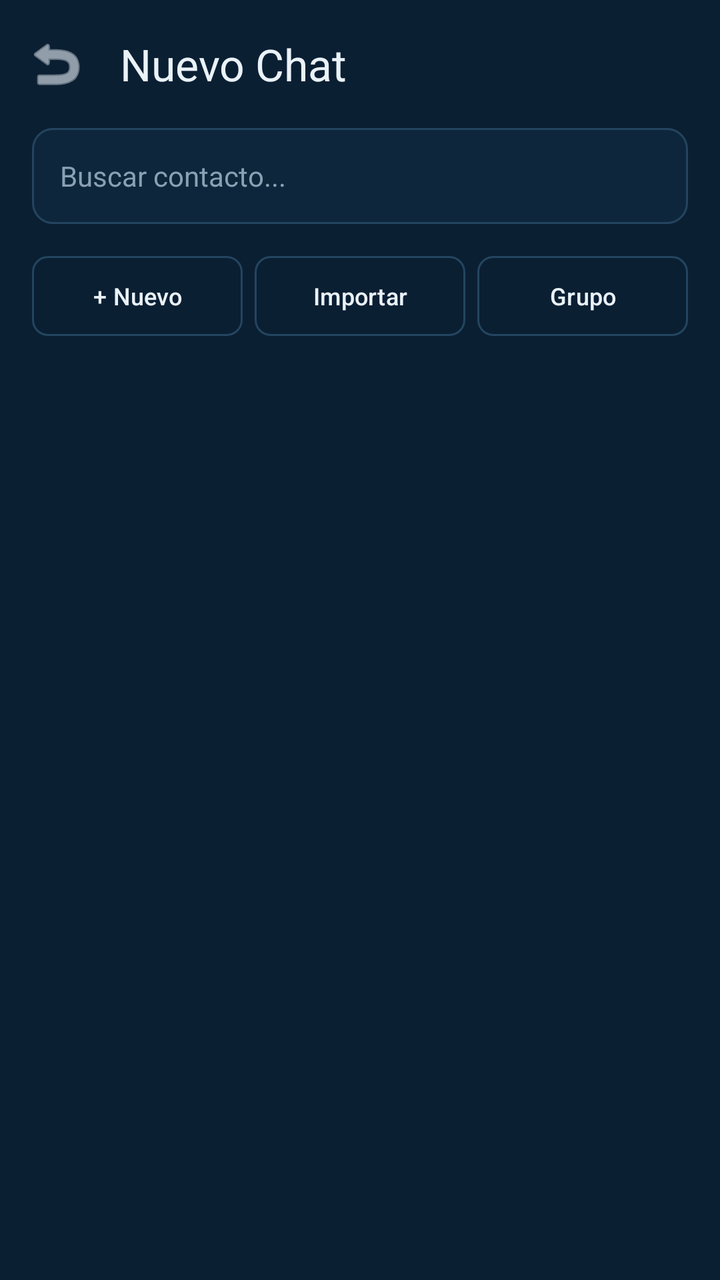
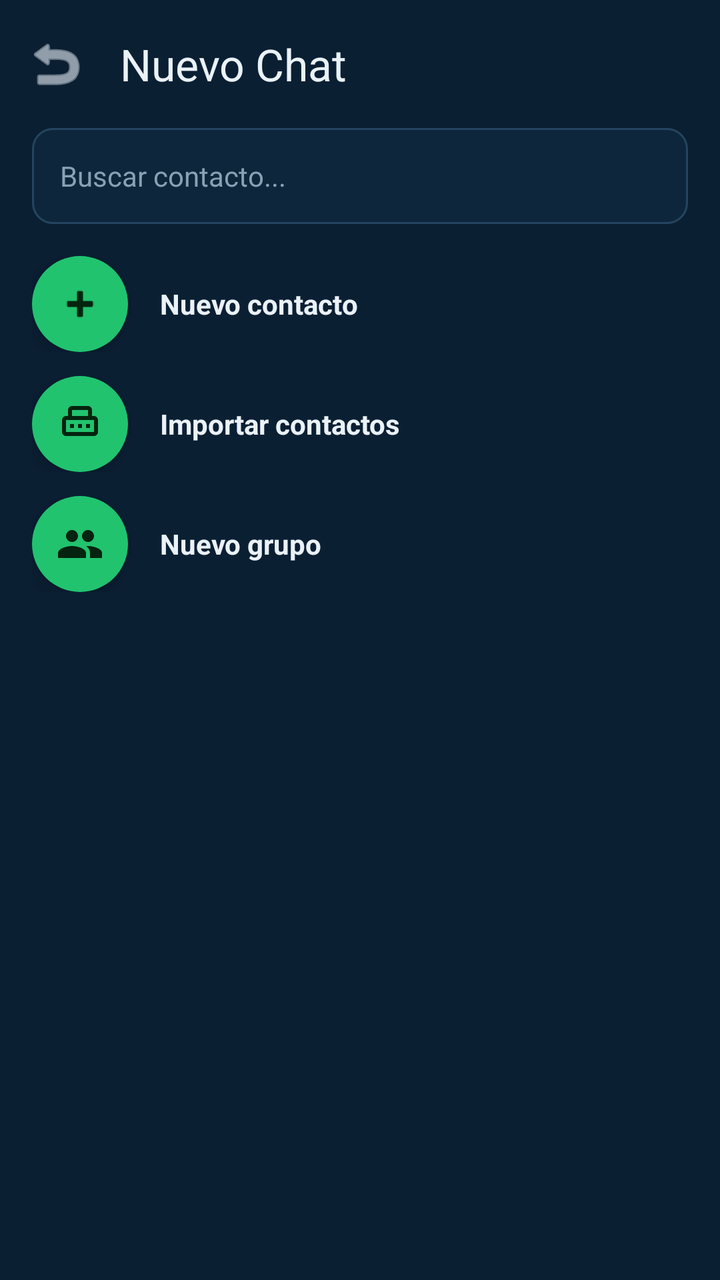

An Android layout rendered at two revisions. The XML below is the earlier revision; the diff shows what the commit changed to produce the second picture.
<!-- AndroidManifest.xml: application theme Theme.SeminarioFinal -->
<!-- res/layout/activity_new_chat.xml -->
<?xml version="1.0" encoding="utf-8"?>
<LinearLayout xmlns:android="http://schemas.android.com/apk/res/android"
    xmlns:app="http://schemas.android.com/apk/res-auto"
    android:layout_width="match_parent"
    android:layout_height="match_parent"
    android:background="@color/navy"
    android:orientation="vertical">

    <com.google.android.material.appbar.MaterialToolbar
        android:id="@+id/toolbarNewChat"
        android:layout_width="match_parent"
        android:layout_height="wrap_content"
        android:background="@color/navy"
        app:navigationIcon="@android:drawable/ic_menu_revert"
        app:navigationIconTint="@color/white"
        app:title="Nuevo Chat"
        app:titleTextColor="@color/white" />

    <LinearLayout
        android:layout_width="match_parent"
        android:layout_height="wrap_content"
        android:orientation="vertical"
        android:paddingHorizontal="16dp"
        android:paddingBottom="12dp">

        <EditText
            android:id="@+id/etNcSearch"
            android:layout_width="match_parent"
            android:layout_height="48dp"
            android:background="@drawable/bg_input_dark"
            android:hint="Buscar contacto..."
            android:paddingHorizontal="14dp"
            android:textColor="@color/white"
            android:textColorHint="@color/mut_text"
            android:textSize="14sp" />

        <LinearLayout
            android:layout_width="match_parent"
            android:layout_height="wrap_content"
            android:layout_marginTop="12dp"
            android:orientation="horizontal">

            <com.google.android.material.button.MaterialButton
                android:id="@+id/btnAddContact"
                style="@style/Widget.Material3.Button.OutlinedButton"
                android:layout_width="0dp"
                android:layout_height="48dp"
                android:layout_weight="1"
                android:layout_marginEnd="4dp"
                android:text="+ Nuevo"
                android:textColor="@color/white"
                android:textSize="12sp"
                app:cornerRadius="8dp"
                app:strokeColor="@color/line_border" />

            <com.google.android.material.button.MaterialButton
                android:id="@+id/btnImportContacts"
                style="@style/Widget.Material3.Button.OutlinedButton"
                android:layout_width="0dp"
                android:layout_height="48dp"
                android:layout_weight="1"
                android:layout_marginHorizontal="2dp"
                android:text="Importar"
                android:textColor="@color/white"
                android:textSize="12sp"
                app:cornerRadius="8dp"
                app:strokeColor="@color/line_border" />

            <com.google.android.material.button.MaterialButton
                android:id="@+id/btnNewGroup"
                style="@style/Widget.Material3.Button.OutlinedButton"
                android:layout_width="0dp"
                android:layout_height="48dp"
                android:layout_weight="1"
                android:layout_marginStart="4dp"
                android:text="Grupo"
                android:textColor="@color/white"
                android:textSize="12sp"
                app:cornerRadius="8dp"
                app:strokeColor="@color/line_border" />
        </LinearLayout>
    </LinearLayout>

    <androidx.recyclerview.widget.RecyclerView
        android:id="@+id/rvNcList"
        android:layout_width="match_parent"
        android:layout_height="match_parent" />
</LinearLayout>
<!-- resources referenced by this layout -->
<resources>
  <color name="line_border">#24455F</color>
  <color name="mut_text">#8AA0B3</color>
  <color name="navy">#0B1F33</color>
  <color name="white">#EAF2F8</color>
  <!-- drawable bg_input_dark (drawable) -->
  <?xml version="1.0" encoding="utf-8"?>
  <shape xmlns:android="http://schemas.android.com/apk/res/android">
      <solid android:color="@color/navy_input" />
      <stroke android:width="1dp" android:color="@color/line_border" />
      <corners android:radius="10dp" />
  </shape>
  <style name="Theme.SeminarioFinal" parent="Base.Theme.SeminarioFinal" />
  <color name="navy_input">#0E263B</color>
  <style name="Base.Theme.SeminarioFinal" parent="Theme.Material3.DayNight.NoActionBar">
          
          
      </style>
</resources>

<!-- the commit's change to res/layout/activity_new_chat.xml (unified diff, before → after) -->
@@ -34,55 +34,114 @@
             android:textColorHint="@color/mut_text"
             android:textSize="14sp" />
 
+        
         <LinearLayout
             android:layout_width="match_parent"
             android:layout_height="wrap_content"
-            android:layout_marginTop="12dp"
-            android:orientation="horizontal">
+            android:layout_marginTop="16dp"
+            android:orientation="vertical">
 
-            <com.google.android.material.button.MaterialButton
-                android:id="@+id/btnAddContact"
-                style="@style/Widget.Material3.Button.OutlinedButton"
-                android:layout_width="0dp"
-                android:layout_height="48dp"
-                android:layout_weight="1"
-                android:layout_marginEnd="4dp"
-                android:text="+ Nuevo"
-                android:textColor="@color/white"
-                android:textSize="12sp"
-                app:cornerRadius="8dp"
-                app:strokeColor="@color/line_border" />
+            
+            <LinearLayout
+                android:layout_width="match_parent"
+                android:layout_height="wrap_content"
+                android:layout_marginBottom="12dp"
+                android:gravity="center_vertical"
+                android:orientation="horizontal">
 
-            <com.google.android.material.button.MaterialButton
-                android:id="@+id/btnImportContacts"
-                style="@style/Widget.Material3.Button.OutlinedButton"
-                android:layout_width="0dp"
-                android:layout_height="48dp"
-                android:layout_weight="1"
-                android:layout_marginHorizontal="2dp"
-                android:text="Importar"
-                android:textColor="@color/white"
-                android:textSize="12sp"
-                app:cornerRadius="8dp"
-                app:strokeColor="@color/line_border" />
+                <com.google.android.material.floatingactionbutton.FloatingActionButton
+                    android:id="@+id/btnAddContact"
+                    android:layout_width="wrap_content"
+                    android:layout_height="wrap_content"
+                    android:clickable="true"
+                    android:focusable="true"
+                    android:contentDescription="Nuevo contacto"
+                    app:backgroundTint="@color/green_accent"
+                    app:fabCustomSize="48dp"
+                    app:maxImageSize="24dp"
+                    app:shapeAppearanceOverlay="@style/CircleFAB"
+                    app:srcCompat="@android:drawable/ic_input_add"
+                    app:tint="@color/green_text" />
 
-            <com.google.android.material.button.MaterialButton
-                android:id="@+id/btnNewGroup"
-                style="@style/Widget.Material3.Button.OutlinedButton"
-                android:layout_width="0dp"
-                android:layout_height="48dp"
-                android:layout_weight="1"
-                android:layout_marginStart="4dp"
-                android:text="Grupo"
-                android:textColor="@color/white"
-                android:textSize="12sp"
-                app:cornerRadius="8dp"
-                app:strokeColor="@color/line_border" />
+                <TextView
+                    android:layout_width="wrap_content"
+                    android:layout_height="wrap_content"
+                    android:layout_marginStart="16dp"
+                    android:text="Nuevo contacto"
+                    android:textColor="@color/white"
+                    android:textSize="14sp"
+                    android:textStyle="bold" />
+            </LinearLayout>
+
+            
+            <LinearLayout
+                android:layout_width="match_parent"
+                android:layout_height="wrap_content"
+                android:layout_marginBottom="12dp"
+                android:gravity="center_vertical"
+                android:orientation="horizontal">
+
+                <com.google.android.material.floatingactionbutton.FloatingActionButton
+                    android:id="@+id/btnImportContacts"
+                    android:layout_width="wrap_content"
+                    android:layout_height="wrap_content"
+                    android:clickable="true"
+                    android:focusable="true"
+                    android:contentDescription="Importar contactos"
+                    app:backgroundTint="@color/green_accent"
+                    app:fabCustomSize="48dp"
+                    app:maxImageSize="24dp"
+                    app:shapeAppearanceOverlay="@style/CircleFAB"
+                    app:srcCompat="@drawable/ic_typewriter"
+                    app:tint="@color/green_text" />
+
+                <TextView
+                    android:layout_width="wrap_content"
+                    android:layout_height="wrap_content"
+                    android:layout_marginStart="16dp"
+                    android:text="Importar contactos"
+                    android:textColor="@color/white"
+                    android:textSize="14sp"
+                    android:textStyle="bold" />
+            </LinearLayout>
+
+            
+            <LinearLayout
+                android:layout_width="match_parent"
+                android:layout_height="wrap_content"
+                android:gravity="center_vertical"
+                android:orientation="horizontal">
+
+                <com.google.android.material.floatingactionbutton.FloatingActionButton
+                    android:id="@+id/btnNewGroup"
+                    android:layout_width="wrap_content"
+                    android:layout_height="wrap_content"
+                    android:clickable="true"
+                    android:focusable="true"
+                    android:contentDescription="Nuevo grupo"
+                    app:backgroundTint="@color/green_accent"
+                    app:fabCustomSize="48dp"
+                    app:maxImageSize="24dp"
+                    app:shapeAppearanceOverlay="@style/CircleFAB"
+                    app:srcCompat="@drawable/ic_group"
+                    app:tint="@color/green_text" />
+
+                <TextView
+                    android:layout_width="wrap_content"
+                    android:layout_height="wrap_content"
+                    android:layout_marginStart="16dp"
+                    android:text="Nuevo grupo"
+                    android:textColor="@color/white"
+                    android:textSize="14sp"
+                    android:textStyle="bold" />
+            </LinearLayout>
+
         </LinearLayout>
     </LinearLayout>
 
     <androidx.recyclerview.widget.RecyclerView
         android:id="@+id/rvNcList"
         android:layout_width="match_parent"
-        android:layout_height="match_parent" />
+        android:layout_height="0dp"
+        android:layout_weight="1" />
 </LinearLayout>
<!-- resource entries referenced after the edit -->
@@ -1,5 +1,7 @@
 <!-- resources referenced by this layout -->
 <resources>
+  <color name="green_accent">#21C36F</color>
+  <color name="green_text">#04240F</color>
   <color name="line_border">#24455F</color>
   <color name="mut_text">#8AA0B3</color>
   <color name="navy">#0B1F33</color>
@@ -11,6 +13,31 @@
       <stroke android:width="1dp" android:color="@color/line_border" />
       <corners android:radius="10dp" />
   </shape>
+  <!-- drawable ic_group (drawable) -->
+  <?xml version="1.0" encoding="utf-8"?>
+  <vector xmlns:android="http://schemas.android.com/apk/res/android"
+      android:width="24dp"
+      android:height="24dp"
+      android:viewportWidth="24"
+      android:viewportHeight="24">
+      <path
+          android:fillColor="@android:color/white"
+          android:pathData="M16,11c1.66,0 2.99,-1.34 2.99,-3S17.66,5 16,5c-1.66,0 -3,1.34 -3,3s1.34,3 3,3zM8,11c1.66,0 2.99,-1.34 2.99,-3S9.66,5 8,5C6.34,5 5,6.34 5,8s1.34,3 3,3zM8,13c-2.33,0 -7,1.17 -7,3.5V19h14v-2.5c0,-2.33 -4.67,-3.5 -7,-3.5zM16,13c-0.29,0 -0.62,0.02 -0.97,0.05 1.16,0.84 1.97,1.97 1.97,3.45V19h6v-2.5c0,-2.33 -4.67,-3.5 -7,-3.5z"/>
+  </vector>
+  <!-- drawable ic_typewriter (drawable) -->
+  <?xml version="1.0" encoding="utf-8"?>
+  <vector xmlns:android="http://schemas.android.com/apk/res/android"
+      android:width="24dp"
+      android:height="24dp"
+      android:viewportWidth="24"
+      android:viewportHeight="24">
+      <path
+          android:fillColor="@android:color/white"
+          android:pathData="M19,8h-1V5c0,-1.1 -0.9,-2 -2,-2H8c-1.1,0 -2,0.9 -2,2v3H5c-1.1,0 -2,0.9 -2,2v6c0,1.1 0.9,2 2,2h14c1.1,0 2,-0.9 2,-2v-6c0,-1.1 -0.9,-2 -2,-2zM8,5h8v3H8V5zm11,11H5v-6h14v6zM7,12h2v2H7zM11,12h2v2h-2zM15,12h2v2h-2z"/>
+  </vector>
+  <style name="CircleFAB" parent="">
+          <item name="cornerSize">50%</item>
+      </style>
   <style name="Theme.SeminarioFinal" parent="Base.Theme.SeminarioFinal" />
   <color name="navy_input">#0E263B</color>
   <style name="Base.Theme.SeminarioFinal" parent="Theme.Material3.DayNight.NoActionBar">
